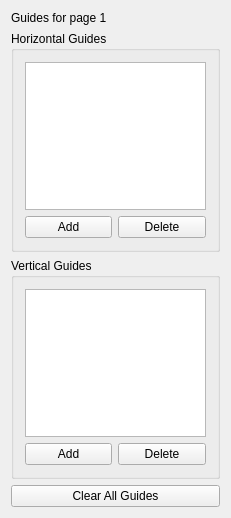
This is src/ui/layout/qgslayoutguidewidgetbase.ui in qgis/QGIS as Qt 5 draws it before an edit. The edited form follows.
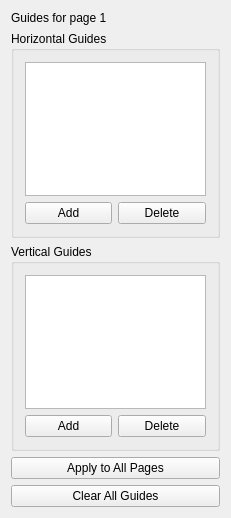
This is the edited form. Custom widgets are drawn as their Qt base class.

Commit message:
[FEATURE] Add a button in guide manager to apply current page's guides to all other pages
This allows resetting all other pages to use the guide configuration
for the current page. Since guides are now single page only (required
to handle mixed page size/orientation layouts), this is a shortcut
to allow guide configuration to be setup on a single page and then
easily transferred to all other pages in the layout.

```diff
--- a/src/ui/layout/qgslayoutguidewidgetbase.ui
+++ b/src/ui/layout/qgslayoutguidewidgetbase.ui
@@ -54,8 +54,8 @@
        <rect>
         <x>0</x>
         <y>0</y>
-        <width>231</width>
-        <height>518</height>
+        <width>217</width>
+        <height>526</height>
        </rect>
       </property>
       <layout class="QVBoxLayout" name="verticalLayout_2">
@@ -192,6 +192,16 @@
          </layout>
         </widget>
        </item>
+       <item>
+        <widget class="QPushButton" name="mApplyToAllButton">
+         <property name="toolTip">
+          <string>Resets all other pages' guides to match this page</string>
+         </property>
+         <property name="text">
+          <string>Apply to All Pages</string>
+         </property>
+        </widget>
+       </item>
        <item>
         <widget class="QPushButton" name="mClearAllButton">
          <property name="text">
```
Left out of the diff: 3 changed lines with no effect on the pictures. The commit also changes 6 other files.
